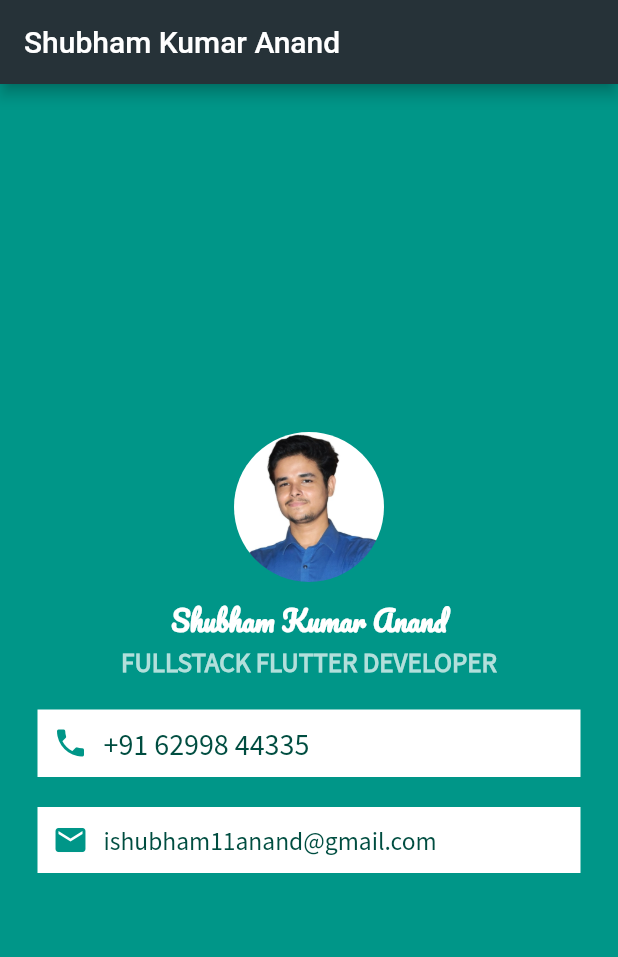
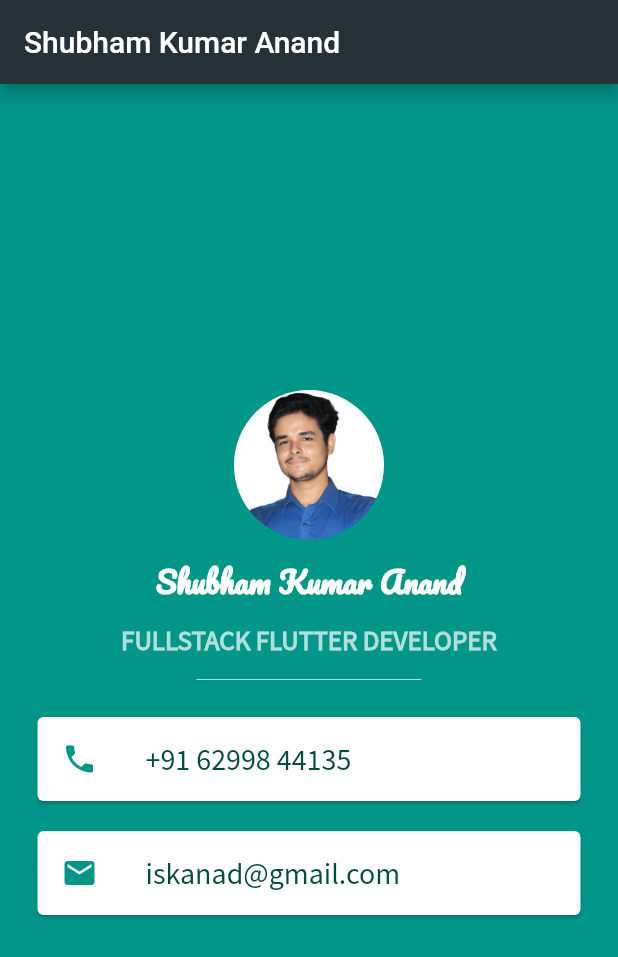
Before and after one commit to ShubhamkumarAnand/Imskanand-Card, a Flutter app: the screen it shows after launch, on a phone screen of 412 x 824 dp. Shown: the top 957 px of the screen. Run offline on Flutter 3.47's test engine with Material 2 defaults, Android fonts, the phone set to English and light mode, and no system bars.

Commit message:
App completed ++ Card View ++ Padding Class ++ ListTile Added ++ Updated README.md

```diff
--- a/lib/main.dart
+++ b/lib/main.dart
@@ -30,11 +30,14 @@ class MyApp extends StatelessWidget {
               const Text(
                 'Shubham Kumar Anand',
                 style: TextStyle(
-                  fontSize: 18.0,
+                  fontSize: 20.0,
                   fontWeight: FontWeight.bold,
                   color: Colors.white,
                   fontFamily: 'Pacifico',
                 ),
+              ),
+              const SizedBox(
+                height: 10.0,
               ),
               Text(
                 'FULLSTACK FLUTTER DEVELOPER',
@@ -45,57 +48,46 @@ class MyApp extends StatelessWidget {
                   color: Colors.teal.shade100,
                 ),
               ),
-              const SizedBox(
-                height: 10.0,
+              SizedBox(
+                height: 30.0,
+                width: 150.0,
+                child: Divider(
+                  color: Colors.teal.shade100,
                 ),
-              Container(
-                color: Colors.white,
+              ),
+              Card(
                   margin: const EdgeInsets.symmetric(
                       vertical: 10.0, horizontal: 25.0),
-                padding: const EdgeInsets.all(10.0),
-                child: Row(
-                  children: <Widget>[
-                    const Icon(
+                  child: ListTile(
+                    leading: const Icon(
                       Icons.phone,
                       color: Colors.teal,
                     ),
-                    const SizedBox(
-                      width: 10.0,
-                    ),
-                    Text(
-                      '+91 62998 44335',
+                    title: Text(
+                      '+91 62998 44135',
                       style: TextStyle(
                         color: Colors.teal.shade900,
                         fontFamily: 'SourceSansPro',
                         fontSize: 20.0,
                       ),
                     ),
-                  ],
-                ),
-              ),
-              Container(
-                color: Colors.white,
+                  )),
+              Card(
                 margin: const EdgeInsets.symmetric(
                     vertical: 10.0, horizontal: 25.0),
-                padding: const EdgeInsets.all(10.0),
-                child: Row(
-                  children: <Widget>[
-                    const Icon(
+                child: ListTile(
+                  leading: const Icon(
                     Icons.email,
                     color: Colors.teal,
                   ),
-                    const SizedBox(
-                      width: 10.0,
-                    ),
-                    Text(
-                      'ishubham11anand@gmail.com',
+                  title: Text(
+                    'iskanad@gmail.com',
                     style: TextStyle(
                       color: Colors.teal.shade900,
                       fontFamily: 'SourceSansPro',
-                        fontSize: 17.0,
+                      fontSize: 20.0,
                     ),
                   ),
-                  ],
                 ),
               ),
             ],
```
Also changed, not shown: 1 other file. Lines whose indentation alone changed are shown as unchanged.
